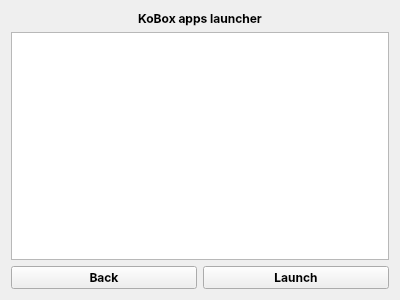
This is koboxappsdialog.ui in Quill-OS/quill as Qt 5 draws it before an edit. The edited form follows.
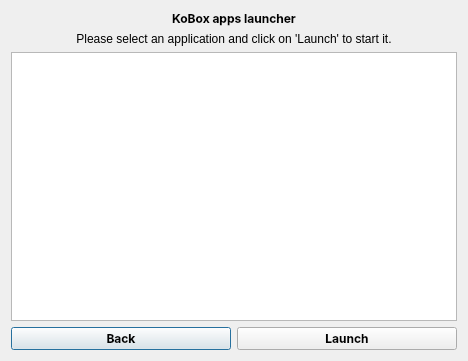
This is the edited form.

Commit message: KoBox Apps dialog can scan through the extensions list

```diff
--- a/koboxappsdialog.ui
+++ b/koboxappsdialog.ui
@@ -1,7 +1,7 @@
 <?xml version="1.0" encoding="UTF-8"?>
 <ui version="4.0">
  <class>koboxAppsDialog</class>
- <widget class="QWidget" name="koboxAppsDialog">
+ <widget class="QDialog" name="koboxAppsDialog">
   <property name="windowModality">
    <enum>Qt::NonModal</enum>
   </property>
@@ -9,8 +9,8 @@
    <rect>
     <x>0</x>
     <y>0</y>
-    <width>400</width>
-    <height>300</height>
+    <width>468</width>
+    <height>361</height>
    </rect>
   </property>
   <property name="windowTitle">
@@ -19,27 +19,7 @@
   <layout class="QVBoxLayout" name="verticalLayout">
    <item>
     <layout class="QGridLayout" name="gridLayout">
-     <item row="0" column="0">
-      <widget class="QLabel" name="label">
-       <property name="font">
-        <font>
-         <family>Inter</family>
-         <weight>75</weight>
-         <bold>true</bold>
-        </font>
-       </property>
-       <property name="text">
-        <string>KoBox apps launcher</string>
-       </property>
-       <property name="alignment">
-        <set>Qt::AlignCenter</set>
-       </property>
-      </widget>
-     </item>
-     <item row="1" column="0">
-      <widget class="QListView" name="appsList"/>
-     </item>
-     <item row="2" column="0">
+     <item row="3" column="0">
       <layout class="QGridLayout" name="gridLayout_2">
        <property name="bottomMargin">
         <number>0</number>
@@ -74,6 +54,39 @@
        </item>
       </layout>
      </item>
+     <item row="2" column="0">
+      <widget class="QListView" name="appsList"/>
+     </item>
+     <item row="0" column="0">
+      <widget class="QLabel" name="headerLabel">
+       <property name="font">
+        <font>
+         <family>Inter</family>
+         <weight>75</weight>
+         <bold>true</bold>
+        </font>
+       </property>
+       <property name="text">
+        <string>KoBox apps launcher</string>
+       </property>
+       <property name="alignment">
+        <set>Qt::AlignCenter</set>
+       </property>
+      </widget>
+     </item>
+     <item row="1" column="0">
+      <widget class="QLabel" name="definitionLabel">
+       <property name="text">
+        <string>Please select an application and click on 'Launch' to start it.</string>
+       </property>
+       <property name="textFormat">
+        <enum>Qt::AutoText</enum>
+       </property>
+       <property name="alignment">
+        <set>Qt::AlignCenter</set>
+       </property>
+      </widget>
+     </item>
     </layout>
    </item>
   </layout>
```
The commit also changes 3 other files.
